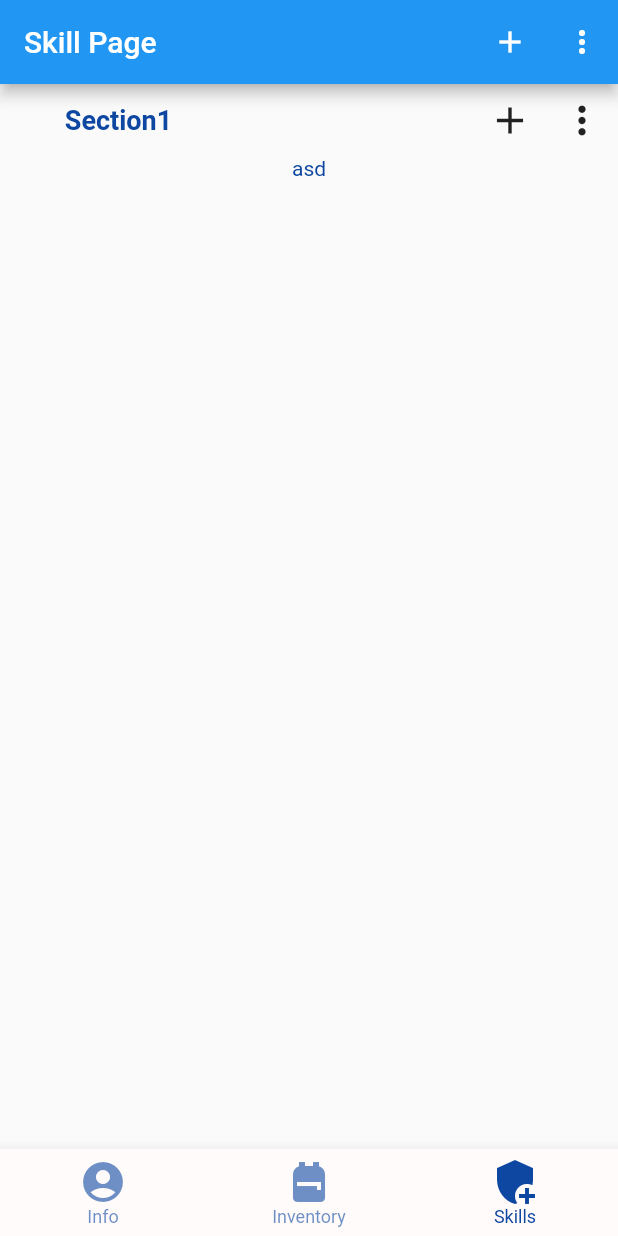
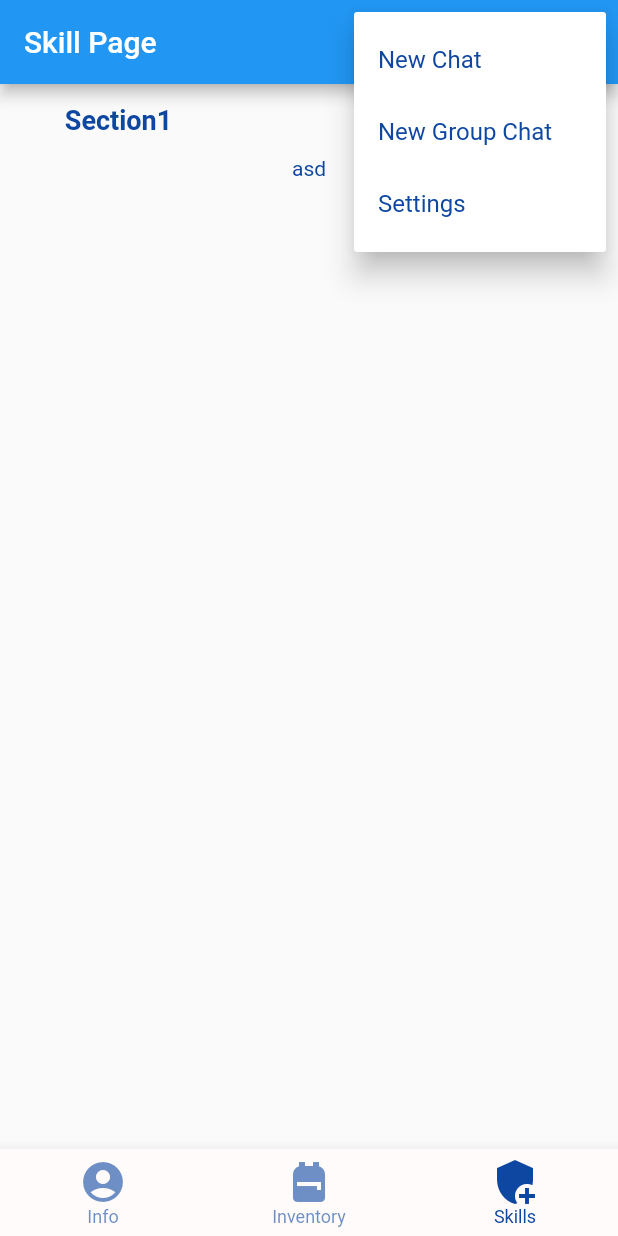
Before and after one commit to medmene/smart_notes, a Flutter app: the screen it shows after launch, item 3 of the bottom bar chosen, after a tap on the "add" icon, after a tap on the "more vert" icon, on a phone screen of 412 x 824 dp. Run offline on Flutter 3.47's test engine with Material 2 defaults, Android fonts, the phone set to English and light mode, and no system bars; Roboto replaces fonts that are missing (Rubik).

Commit message:
added popup menus for appbar and childs

```diff
--- a/lib/skill_page.dart
+++ b/lib/skill_page.dart
@@ -1,75 +1,5 @@
 import 'package:flutter/material.dart';
-
-class Section extends StatefulWidget {
-  State _owner; // to save internal data
-  String _title;
-  bool _last;
-  SectionState _currentState;
-
-  void setIsLast(bool isLast) {
-    _currentState.setIsLast(isLast);
-  }
-
-  Section(this._owner, this._title, this._last);
-  @override
-  createState() {
-    _currentState = SectionState(this._owner, this._title, this._last);
-    return _currentState;
-  }
-}
-
-class SectionState extends State<Section> {
-  State _owner; // to save internal data
-  TextStyle _style = TextStyle(fontSize: 18, fontWeight: FontWeight.w700);
-  String _title;
-  bool _last;
-  bool _expanded = true;
-
-  void setIsLast(bool isLast) {
-    _last = isLast;
-    setState(() {});
-  }
-
-  List<Widget> _generateOutContent() {
-    List<Widget> l = List<Widget>();
-    l.add(Row(
-      children: <Widget>[
-        Expanded(
-            child: GestureDetector(
-                onTap: () {
-                  bool newExpanded = !_expanded;
-                  setState(() {
-                    _expanded = newExpanded;
-                  });
-                },
-                child:
-                    Text(_title, style: _style, textAlign: TextAlign.center))),
-        Spacer(),
-        IconButton(
-          iconSize: 30,
-          icon: const Icon(Icons.add),
-          tooltip: 'Add content',
-          onPressed: () {},
-        ),
-        IconButton(
-          iconSize: 30,
-          icon: Icon(Icons.more_vert),
-          tooltip: 'Expand section',
-          onPressed: () {},
-        ),
-      ],
-    ));
-    if (_expanded) l.add(Text("asd")); // todo: add internal content with types
-    if (!_last) l.add(Divider());
-    return l;
-  }
-
-  SectionState(this._owner, this._title, this._last);
-  @override
-  Widget build(BuildContext context) {
-    return Column(children: _generateOutContent());
-  }
-}
+import 'tools.dart';
 
 class SkillPage extends StatefulWidget {
   State _owner;
@@ -104,11 +34,17 @@ class SkillPageState extends State<SkillPage> {
             });
           },
         ),
-        IconButton(
+        PopupMenuButton(
           icon: const Icon(Icons.more_vert),
-          tooltip: 'Settings',
-          onPressed: () {},
-        )
+          itemBuilder: (BuildContext bc) {
+            return [
+              PopupMenuItem(child: Text("New Chat"), value: "/newchat"),
+              PopupMenuItem(
+                  child: Text("New Group Chat"), value: "/new-group-chat"),
+              PopupMenuItem(child: Text("Settings"), value: "/settings"),
+            ];
+          },
+        ),
       ]),
       Expanded(
           child: ListView.builder(
--- /dev/null
+++ b/lib/tools.dart
@@ -0,0 +1,75 @@
+import 'package:flutter/material.dart';
+
+class Section extends StatefulWidget {
+  State _owner; // to save internal data
+  String _title;
+  bool _last;
+  SectionState _currentState;
+
+  void setIsLast(bool isLast) {
+    _currentState.setIsLast(isLast);
+  }
+
+  Section(this._owner, this._title, this._last);
+  @override
+  createState() {
+    _currentState = SectionState(this._owner, this._title, this._last);
+    return _currentState;
+  }
+}
+
+class SectionState extends State<Section> {
+  State _owner; // to save internal data
+  TextStyle _style = TextStyle(fontSize: 18, fontWeight: FontWeight.w700);
+  String _title;
+  bool _last;
+  bool _expanded = true;
+
+  void setIsLast(bool isLast) {
+    _last = isLast;
+    setState(() {});
+  }
+
+  List<Widget> _generateOutContent() {
+    List<Widget> l = List<Widget>();
+    l.add(Row(
+      children: <Widget>[
+        Expanded(
+            child: GestureDetector(
+                onTap: () {
+                  bool newExpanded = !_expanded;
+                  setState(() {
+                    _expanded = newExpanded;
+                  });
+                },
+                child:
+                    Text(_title, style: _style, textAlign: TextAlign.center))),
+        Spacer(),
+        IconButton(
+          iconSize: 30,
+          icon: const Icon(Icons.add),
+          tooltip: 'Add content',
+          onPressed: () {},
+        ),
+        PopupMenuButton(
+          icon: const Icon(Icons.more_vert),
+          itemBuilder: (BuildContext bc) {
+            return [
+              PopupMenuItem(child: Text("Rename"), value: "/newchat"),
+              PopupMenuItem(child: Text("Delete"), value: "/settings"),
+            ];
+          },
+        ),
+      ],
+    ));
+    if (_expanded) l.add(Text("asd")); // todo: add internal content with types
+    if (!_last) l.add(Divider());
+    return l;
+  }
+
+  SectionState(this._owner, this._title, this._last);
+  @override
+  Widget build(BuildContext context) {
+    return Column(children: _generateOutContent());
+  }
+}
```
